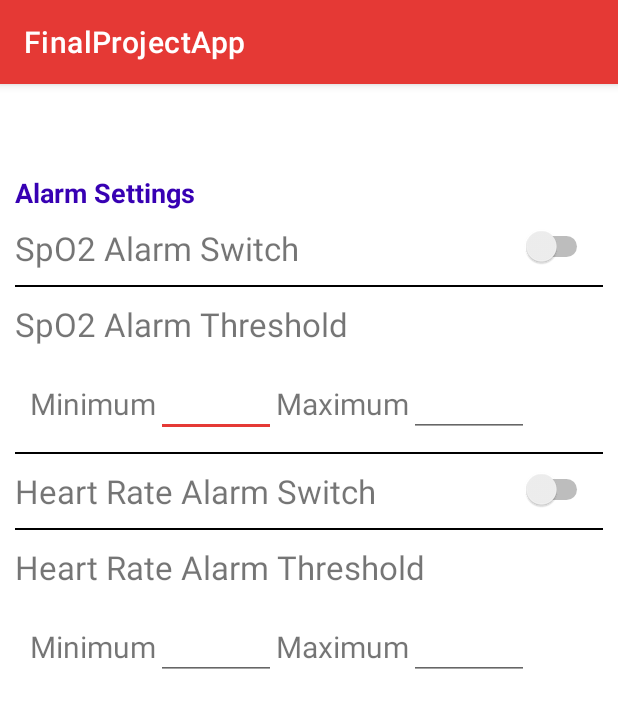
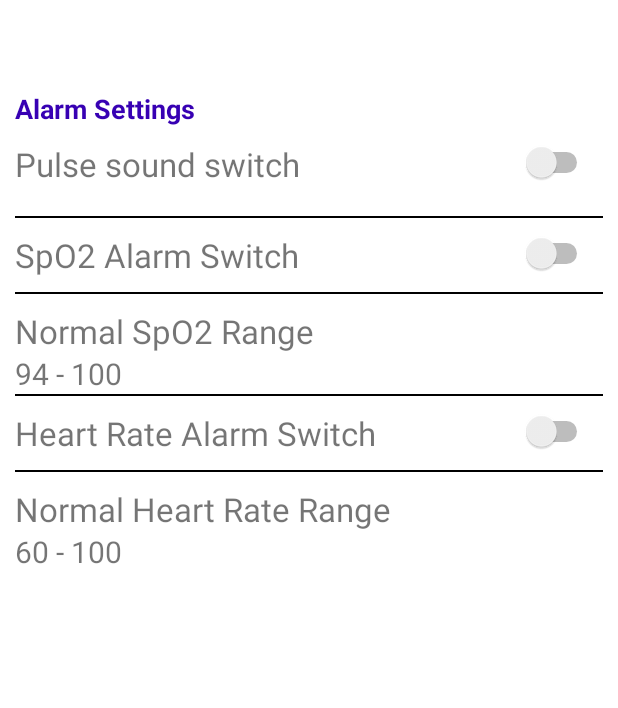
Before and after one commit to xuantoKhanh/FinalProjectApp, an Android app: the fragment SettingFragment shown on its own in the app's theme, on a phone screen of 412 x 824 dp. Shown: the top 708 px of the screen. Run offline under Robolectric (Android 15) with nearby library versions, the phone set to English and light mode, and no system bars.

```diff
--- a/app/src/main/java/com/example/finalprojectapp/HistoryData/DataAdapter.java
+++ b/app/src/main/java/com/example/finalprojectapp/HistoryData/DataAdapter.java
@@ -13,13 +13,15 @@ import com.chauthai.swipereveallayout.SwipeRevealLayout;
 import com.chauthai.swipereveallayout.ViewBinderHelper;
 import com.example.finalprojectapp.R;
 import com.example.finalprojectapp.fragment.HistoryFragment;
+import com.example.finalprojectapp.fragment.ResultFragment;
 
 import java.util.ArrayList;
 import java.util.List;
 
-public class DataAdapter extends RecyclerView.Adapter<DataAdapter.DataViewHolder>{
+public class DataAdapter extends RecyclerView.Adapter<DataAdapter.DataViewHolder> {
 
     private List<Data> mListData;
+
     public DataAdapter(List<Data> mListData) {
         this.mListData = mListData;
     }
@@ -29,13 +31,13 @@ public class DataAdapter extends RecyclerView.Adapter<DataAdapter.DataViewHolder
     public DataAdapter() {
     }
 
-    public void setListaData(Data datas){
+    public void setListaData(Data datas) {
         mListData.add(datas);
         notifyDataSetChanged();
     }
 
-    public void setDatas(ArrayList<Data> datas){
-        if(datas != null && !datas.isEmpty()) {
+    public void setDatas(ArrayList<Data> datas) {
+        if (datas != null && !datas.isEmpty()) {
             mListData = new ArrayList<>();
             mListData.addAll(datas);
             notifyDataSetChanged();
@@ -55,7 +57,7 @@ public class DataAdapter extends RecyclerView.Adapter<DataAdapter.DataViewHolder
     public void onBindViewHolder(@NonNull DataViewHolder holder, int position) { //gán data và ánh xạ view
 
         Data data1 = mListData.get(position);
-        if(data1 == null) {
+        if (data1 == null) {
             return;
         }
 
@@ -69,6 +71,8 @@ public class DataAdapter extends RecyclerView.Adapter<DataAdapter.DataViewHolder
             public void onClick(View v) {
 //                HistoryFragment.mdataAdapter.mListData.remove(holder.getAdapterPosition());
                 mListData.remove(holder.getAdapterPosition());
+                if (ResultFragment.spf != null)
+                    ResultFragment.spf.setString("LISTDATA", UIModel.getInstance().provideGSon().toJson(mListData));
                 notifyItemRemoved(holder.getAdapterPosition());
             }
         });
@@ -76,7 +80,7 @@ public class DataAdapter extends RecyclerView.Adapter<DataAdapter.DataViewHolder
 
     @Override
     public int getItemCount() { //trả item tại vị trí postion
-        if(mListData != null){
+        if (mListData != null) {
             return mListData.size();
         }
         return 0;
@@ -92,9 +96,9 @@ public class DataAdapter extends RecyclerView.Adapter<DataAdapter.DataViewHolder
             super(itemView);
 
             swipeRevealLayout = itemView.findViewById(R.id.swipe);
-            layoutDelete      = itemView.findViewById(R.id.layout_deleter);
-            tvSp   = itemView.findViewById(R.id.textViewSp);
-            tvHR   = itemView.findViewById(R.id.textViewHR);
+            layoutDelete = itemView.findViewById(R.id.layout_deleter);
+            tvSp = itemView.findViewById(R.id.textViewSp);
+            tvHR = itemView.findViewById(R.id.textViewHR);
             tvTime = itemView.findViewById(R.id.textViewTime);
         }
     }
--- a/app/src/main/java/com/example/finalprojectapp/fragment/ResultFragment.java
+++ b/app/src/main/java/com/example/finalprojectapp/fragment/ResultFragment.java
@@ -27,9 +27,12 @@ import java.util.ArrayList;
 
 public class ResultFragment extends Fragment {
 
+    Float i;
+
     DatabaseReference mData;
     TextView textViewHR, textViewSpo2, text;
     public static ArrayList<Data> mList = new ArrayList<>();
+    String keys = "";
 
     @Override
     public View onCreateView(LayoutInflater inflater, ViewGroup container,
@@ -42,12 +45,10 @@ public class ResultFragment extends Fragment {
         text = (TextView) view.findViewById(R.id.banner);
         getSPFInstance();
         mData = FirebaseDatabase.getInstance().getReference();
-        String keys = "";
         keys = ResultFragment.spf.getString("LISTDATA");
         if (!keys.equalsIgnoreCase(""))
             mList = UIModel.getInstance().provideGSon().fromJson(ResultFragment.spf.getString("LISTDATA"), new TypeToken<ArrayList<Data>>() {
             }.getType());
-
         getDatatoObject();
 
         mData.child("Heart rate").addValueEventListener(new ValueEventListener() {
@@ -55,10 +56,10 @@ public class ResultFragment extends Fragment {
             public void onDataChange(@NonNull DataSnapshot snapshot) {
                 Log.e("HR -- ", snapshot.getValue().toString());
                 textViewHR.setText(snapshot.getValue().toString());
-                Toast.makeText(getActivity(), "Your Heart Rate is abnormal!", Toast.LENGTH_LONG).show();
+                //Toast.makeText(getActivity(), "Your Heart Rate is abnormal!", Toast.LENGTH_LONG).show();
 
                 float i = Float.parseFloat(snapshot.getValue().toString());
-                if(i<60.00 && i >100.00){
+                if (i < 60.00 || i > 100.00) {
                     Toast.makeText(getActivity(), "Your Heart Rate is abnormal!", Toast.LENGTH_LONG).show();
                 }
 
@@ -85,7 +86,6 @@ public class ResultFragment extends Fragment {
         });
 
 
-
         return view;
     }
 
@@ -100,6 +100,9 @@ public class ResultFragment extends Fragment {
                 Log.e("Go here", UIModel.getInstance().provideGSon().toJson(data));
 
                 if (data != null) {
+                    if (!keys.equalsIgnoreCase(""))
+                        mList = UIModel.getInstance().provideGSon().fromJson(ResultFragment.spf.getString("LISTDATA"), new TypeToken<ArrayList<Data>>() {
+                        }.getType());
                     mList.add(data);
                     getSPFInstance().setString("LISTDATA", UIModel.getInstance().provideGSon().toJson(mList));
                     Log.e("mList", mList.size() + "");
@@ -108,6 +111,7 @@ public class ResultFragment extends Fragment {
                     }
                 }
             }
+
             @Override
             public void onCancelled(@NonNull DatabaseError error) {
             }
@@ -116,6 +120,7 @@ public class ResultFragment extends Fragment {
     }
 
     public static MySharedPreferences spf;
+
     public MySharedPreferences getSPFInstance() {
         if (spf == null) {
             spf = new MySharedPreferences(getContext());
--- a/app/src/main/java/com/example/finalprojectapp/fragment/SettingFragment.java
+++ b/app/src/main/java/com/example/finalprojectapp/fragment/SettingFragment.java
@@ -1,66 +1,87 @@
 package com.example.finalprojectapp.fragment;
 
+import android.content.Context;
+import android.content.SharedPreferences;
+import android.media.MediaPlayer;
 import android.os.Bundle;
 import android.view.LayoutInflater;
 import android.view.View;
 import android.view.ViewGroup;
+import android.widget.CompoundButton;
+import android.widget.Switch;
 
 import androidx.fragment.app.Fragment;
 
 import com.example.finalprojectapp.R;
 import com.example.finalprojectapp.R;
 
-/**
- * A simple {@link Fragment} subclass.
- * Use the {@link SettingFragment#newInstance} factory method to
- * create an instance of this fragment.
- */
+
 public class SettingFragment extends Fragment {
 
-    // TODO: Rename parameter arguments, choose names that match
-    // the fragment initialization parameters, e.g. ARG_ITEM_NUMBER
-    private static final String ARG_PARAM1 = "param1";
-    private static final String ARG_PARAM2 = "param2";
-
-    // TODO: Rename and change types of parameters
-    private String mParam1;
-    private String mParam2;
-
-    public SettingFragment() {
-        // Required empty public constructor
-    }
-
-    /**
-     * Use this factory method to create a new instance of
-     * this fragment using the provided parameters.
-     *
-     * @param param1 Parameter 1.
-     * @param param2 Parameter 2.
-     * @return A new instance of fragment SettingFragment.
-     */
-    // TODO: Rename and change types and number of parameters
-    public static SettingFragment newInstance(String param1, String param2) {
-        SettingFragment fragment = new SettingFragment();
-        Bundle args = new Bundle();
-        args.putString(ARG_PARAM1, param1);
-        args.putString(ARG_PARAM2, param2);
-        fragment.setArguments(args);
-        return fragment;
-    }
-
-    @Override
-    public void onCreate(Bundle savedInstanceState) {
-        super.onCreate(savedInstanceState);
-        if (getArguments() != null) {
-            mParam1 = getArguments().getString(ARG_PARAM1);
-            mParam2 = getArguments().getString(ARG_PARAM2);
-        }
-    }
+    MediaPlayer sound;
 
     @Override
     public View onCreateView(LayoutInflater inflater, ViewGroup container,
                              Bundle savedInstanceState) {
         // Inflate the layout for this fragment
-        return inflater.inflate(R.layout.fragment_setting, container, false);
+        View view = inflater.inflate(R.layout.fragment_setting, container, false);
+
+        sound = MediaPlayer.create(getContext(), R.raw.heartbeat2);
+        Switch aSwitch = (Switch) view.findViewById(R.id.soundswitch);
+
+       //Save switch state in shared preferences
+//        SharedPreferences sharedPreferences = getActivity().getSharedPreferences("name", Context.MODE_PRIVATE);
+//        aSwitch.setChecked(sharedPreferences.getBoolean("value", true));
+
+
+        aSwitch.setOnCheckedChangeListener(new CompoundButton.OnCheckedChangeListener() {
+            @Override
+            public void onCheckedChanged(CompoundButton buttonView, boolean isChecked) {
+                sound.setLooping(isChecked);
+
+                if(isChecked)  {
+                    sound.start();
+                } else {
+                    sound.stop();
+                }
+
+            }
+        });
+
+//        aSwitch.setOnClickListener(new View.OnClickListener() {
+//            @Override
+//            public void onClick(View v) {
+//             //   boolean checked = ((Switch) v).isChecked();
+//                if (aSwitch.isChecked()){
+//                    //when switch checked
+//                    SharedPreferences.Editor editor = getActivity().getSharedPreferences("name", Context.MODE_PRIVATE).edit();
+//                    editor.putBoolean("value", true);
+//                    editor.apply();
+//                    //aSwitch.setChecked(true);
+//                    sound.start();
+//                }
+//                else{
+//                    //when switch is unchecked
+//                    SharedPreferences.Editor editor = getActivity().getSharedPreferences("name", Context.MODE_PRIVATE).edit();
+//                    editor.putBoolean("value", false);
+//                    editor.apply();
+//                    //aSwitch.setChecked(false);
+//                    sound.stop();
+//                }
+//            }
+//        });
+
+
+        return view;
     }
+
+//    public void onCheckedChange(CompoundButton buttonView, boolean isChecked){
+//        if(isChecked){
+//            sound.start();
+//                } else {
+//                    sound.stop();
+//                }
+//
+//
+//    }
 }
--- a/app/src/main/res/layout/fragment_history.xml
+++ b/app/src/main/res/layout/fragment_history.xml
@@ -69,9 +69,9 @@
         android:layout_height="1dp"/>
     <androidx.recyclerview.widget.RecyclerView
         android:id="@+id/recycleView"
+        android:background="@color/white"
         android:layout_width="match_parent"
-        android:layout_height="wrap_content"
-        android:background="@color/white"
+        android:layout_height="match_parent"
 
         />
 
--- a/app/src/main/res/layout/fragment_results.xml
+++ b/app/src/main/res/layout/fragment_results.xml
@@ -20,7 +20,8 @@
 
             <androidx.constraintlayout.widget.ConstraintLayout
                 android:layout_width="match_parent"
-                android:layout_height="wrap_content">
+                android:layout_height="wrap_content"
+                android:layout_marginTop="10dp">
 
                 <TextView
                     android:id="@+id/banner"
@@ -33,7 +34,6 @@
                     android:textColor="#F44336"
                     android:textSize="40sp"
                     android:textStyle="bold"
-
                     tools:ignore="MissingConstraints" />
 
                 <ImageView
@@ -65,6 +65,7 @@
                         android:id="@+id/Sp"
                         android:layout_width="wrap_content"
                         android:layout_height="wrap_content"
+                        android:layout_marginLeft="10dp"
                         android:text="SpO2"
                         android:textColor="@color/white"
                         android:textSize="24sp"
@@ -111,6 +112,7 @@
                     android:id="@+id/heartrate"
                     android:layout_width="wrap_content"
                     android:layout_height="wrap_content"
+                        android:layout_marginLeft="10dp"
                     android:text="Heart Rate"
                     android:textColor="@color/white"
                     android:textSize="24sp"
--- a/app/src/main/res/layout/fragment_setting.xml
+++ b/app/src/main/res/layout/fragment_setting.xml
@@ -23,9 +23,49 @@
         android:layout_height="wrap_content"
         android:orientation="horizontal"
         android:paddingTop="10dp"
+        android:paddingBottom="20dp"
+        android:weightSum="3"
+        tools:ignore="DisableBaselineAlignment">
+        <LinearLayout
+
+            android:weightSum="2"
+            android:layout_width="0dp"
+            android:layout_height="wrap_content"
+            android:layout_weight="2.95"
+            android:orientation="horizontal">
+
+            <TextView
+                android:layout_weight="2"
+                android:layout_width="wrap_content"
+                android:layout_height="wrap_content"
+                android:layout_gravity="left"
+                android:gravity="left|center"
+                android:text="Pulse sound switch"
+                android:textSize="22dp" />
+
+            <Switch
+                android:id="@+id/soundswitch"
+                android:layout_width="50dp"
+                android:layout_height="wrap_content"
+                android:layout_weight="2"
+                />
+        </LinearLayout>
+    </LinearLayout>
+
+    <TextView
+        android:layout_width="match_parent"
+        android:layout_height="1dp"
+        android:background="@color/black"
+        />
+
+    <LinearLayout
+        android:layout_width="match_parent"
+        android:layout_height="wrap_content"
+        android:orientation="horizontal"
+        android:paddingTop="10dp"
         android:paddingBottom="10dp"
         android:weightSum="3"
-        >
+        tools:ignore="DisableBaselineAlignment">
         <LinearLayout
             android:id="@+id/lnChangePass"
             android:weightSum="2"
@@ -66,50 +106,25 @@
         <TextView
             android:layout_width="match_parent"
             android:layout_height="wrap_content"
-            android:text="SpO2 Alarm Threshold"
+            android:text="Normal SpO2 Range"
             android:textSize="22dp"/>
 
        <androidx.constraintlayout.widget.ConstraintLayout
            android:layout_width="match_parent"
            android:layout_height="wrap_content"
-           android:layout_marginTop="5dp"
-           android:padding="10dp">
+          >
 
            <TextView
                android:id="@+id/tvmimSp"
                android:layout_width="wrap_content"
                android:layout_height="wrap_content"
-               android:text="Minimum"
+               android:text="94 - 100"
                android:textAlignment="center"
                android:textSize="20sp"
                app:layout_constraintLeft_toLeftOf="parent"
                app:layout_constraintTop_toTopOf="parent"
                app:layout_constraintBottom_toBottomOf="parent"/>
-           <EditText
-               android:id="@+id/edminSp"
-               android:layout_width="80dp"
-               android:layout_height="wrap_content"
-               app:layout_constraintLeft_toRightOf="@id/tvmimSp"
 
-               tools:ignore="MissingConstraints" />
-           <TextView
-               android:id="@+id/tvmaxSp"
-               android:layout_width="wrap_content"
-               android:layout_height="wrap_content"
-               android:text="Maximum"
-               android:textSize="20sp"
-               android:textAlignment="center"
-               android:gravity="center_horizontal"
-               app:layout_constraintLeft_toRightOf="@id/edminSp"
-               app:layout_constraintTop_toTopOf="parent"
-               app:layout_constraintBottom_toBottomOf="parent"
-               />
-           <EditText
-               android:id="@+id/edmaxSp"
-               android:layout_width="80dp"
-               android:layout_height="wrap_content"
-               app:layout_constraintLeft_toRightOf="@id/tvmaxSp"
-               tools:ignore="MissingConstraints" />
 
        </androidx.constraintlayout.widget.ConstraintLayout>
         <TextView
@@ -170,49 +185,24 @@
         <TextView
             android:layout_width="match_parent"
             android:layout_height="wrap_content"
-            android:text="Heart Rate Alarm Threshold"
+            android:text="Normal Heart Rate Range"
             android:textSize="22dp"/>
 
         <androidx.constraintlayout.widget.ConstraintLayout
             android:layout_width="match_parent"
             android:layout_height="wrap_content"
-            android:layout_marginTop="5dp"
-            android:padding="10dp">
+            >
 
             <TextView
                 android:id="@+id/tvmimHr"
                 android:layout_width="wrap_content"
                 android:layout_height="wrap_content"
-                android:text="Minimum"
+                android:text="60 - 100"
                 android:textAlignment="center"
                 android:textSize="20sp"
                 app:layout_constraintLeft_toLeftOf="parent"
                 app:layout_constraintTop_toTopOf="parent"
                 app:layout_constraintBottom_toBottomOf="parent"/>
-            <EditText
-                android:id="@+id/edminHr"
-                android:layout_width="80dp"
-                android:layout_height="wrap_content"
-                app:layout_constraintLeft_toRightOf="@id/tvmimHr"
-                tools:ignore="MissingConstraints" />
-            <TextView
-                android:id="@+id/tvmaxHr"
-                android:layout_width="wrap_content"
-                android:layout_height="wrap_content"
-                android:text="Maximum"
-                android:textSize="20sp"
-                android:textAlignment="center"
-                android:gravity="center_horizontal"
-                app:layout_constraintLeft_toRightOf="@id/edminHr"
-                app:layout_constraintTop_toTopOf="parent"
-                app:layout_constraintBottom_toBottomOf="parent"
-                />
-            <EditText
-                android:id="@+id/edmaxHr"
-                android:layout_width="80dp"
-                android:layout_height="wrap_content"
-                app:layout_constraintLeft_toRightOf="@id/tvmaxHr"
-                tools:ignore="MissingConstraints" />
 
         </androidx.constraintlayout.widget.ConstraintLayout>
 
--- a/app/src/main/res/values/themes.xml
+++ b/app/src/main/res/values/themes.xml
@@ -1,6 +1,6 @@
 <resources xmlns:tools="http://schemas.android.com/tools">
     <!-- Base application theme. -->
-    <style name="Theme.FinalProjectApp" parent="Theme.MaterialComponents.DayNight.DarkActionBar">
+    <style name="Theme.FinalProjectApp" parent="Theme.MaterialComponents.DayNight.NoActionBar">
         <!-- Primary brand color. -->
         <item name="colorPrimary">#E53935</item>
         <item name="colorPrimaryVariant">#E53935</item>
--- a/build.gradle
+++ b/build.gradle
@@ -5,7 +5,7 @@ buildscript {
         mavenCentral()
     }
     dependencies {
-        classpath "com.android.tools.build:gradle:7.0.4"
+        classpath 'com.android.tools.build:gradle:7.1.2'
         classpath 'com.google.gms:google-services:4.3.10'
 
         // NOTE: Do not place your application dependencies here; they belong
```
Also changed, not shown: gradle/wrapper/gradle-wrapper.properties, 2 other files.
